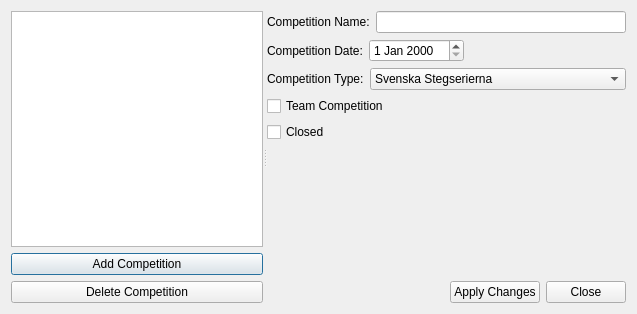
Old version of the form EditCompetitionsDialog.ui in the repository jochumsson/gym-jude.
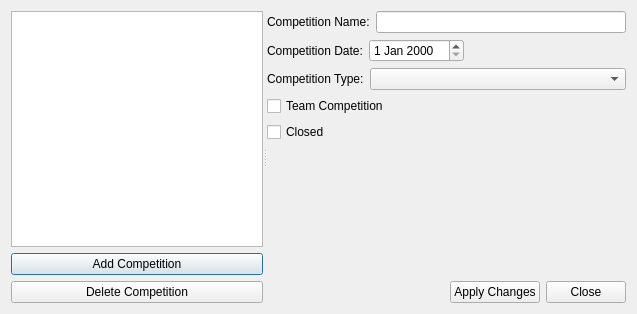
New version of the form.

Patch:
```diff
--- a/EditCompetitionsDialog.ui
+++ b/EditCompetitionsDialog.ui
@@ -40,7 +40,7 @@
        </item>
       </layout>
      </widget>
-     <widget class="QWidget" name="">
+     <widget class="QWidget" name="layoutWidget">
       <layout class="QVBoxLayout" name="verticalLayout_2">
        <item>
         <layout class="QHBoxLayout" name="horizontalLayout">
@@ -116,16 +116,6 @@
              <verstretch>0</verstretch>
             </sizepolicy>
            </property>
-           <item>
-            <property name="text">
-             <string>Svenska Stegserierna</string>
-            </property>
-           </item>
-           <item>
-            <property name="text">
-             <string>Svenska Pokalenserierna</string>
-            </property>
-           </item>
           </widget>
          </item>
         </layout>
```
